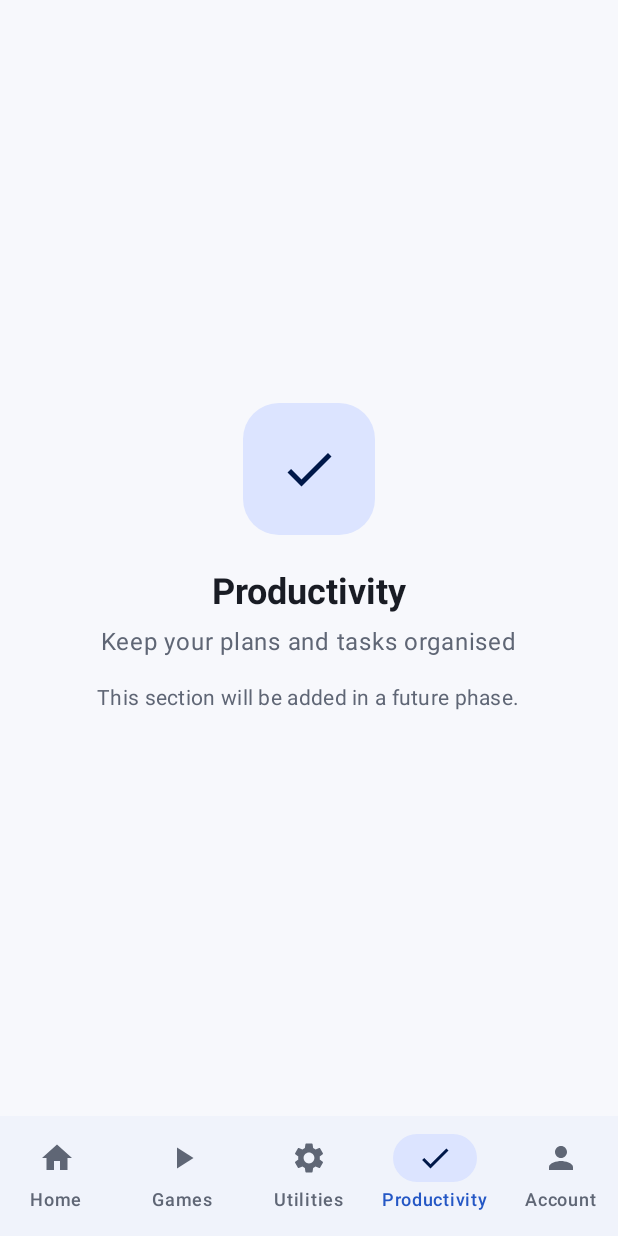
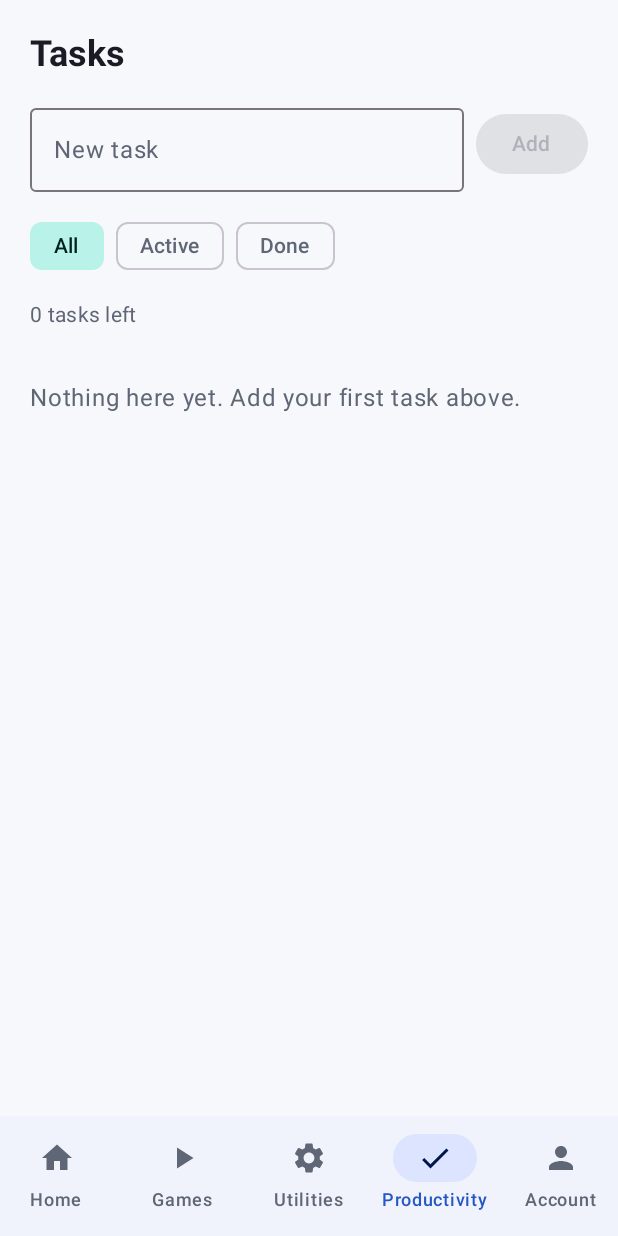
Before and after one commit to ganjirk/MPA-Android, an Android app built with Jetpack Compose: the screen it shows after launch (MainActivity), item 4 of the bottom bar chosen, on a phone screen of 412 x 824 dp. Run offline under Robolectric (Android 15) with nearby library versions, the phone set to English and light mode, and no system bars.

Commit message:
feat: add a local to-do list to the Productivity tab
- core: Task model, pure TaskOperations, and TaskCodec for the stored text format
- data: TaskRepository interface with a DataStore implementation (on-device only)
- ui: TasksViewModel and ProductivityScreen with add, complete, delete, filters
  and clear-completed
- Unit tests for the operations, codec and ViewModel

Co-Authored-By: Claude Sonnet 5.5 <noreply@anthropic.com>
Claude-Session: https://claude.ai/code/session_014mPfJr2RazdBLB1QsRvuNc

```diff
--- a/app/build.gradle.kts
+++ b/app/build.gradle.kts
@@ -45,6 +45,8 @@ dependencies {
     implementation(libs.androidx.compose.ui.graphics)
     implementation(libs.androidx.compose.ui.tooling.preview)
     implementation(libs.androidx.core.ktx)
+    implementation(libs.androidx.datastore.preferences)
+    implementation(libs.kotlinx.coroutines.core)
     implementation(libs.androidx.lifecycle.runtime.ktx)
     implementation(libs.androidx.lifecycle.viewmodel.compose)
     implementation(libs.androidx.navigation.compose)
--- /dev/null
+++ b/app/src/main/java/com/grk/mpa/app/core/TaskCodec.kt
@@ -0,0 +1,39 @@
+package com.grk.mpa.app.core
+
+import java.net.URLDecoder
+import java.net.URLEncoder
+
+/**
+ * Stores a task list as plain text, one task per line:
+ * `id <TAB> done <TAB> createdAtMillis <TAB> url-encoded title`.
+ * The title is URL-encoded, so tabs and line breaks in it cannot break the format.
+ * Lines that cannot be read are skipped rather than failing the whole list.
+ */
+object TaskCodec {
+    private const val SEPARATOR = '\t'
+    private const val CHARSET = "UTF-8"
+
+    fun encode(tasks: List<Task>): String = tasks.joinToString("\n") { task ->
+        listOf(
+            task.id.toString(),
+            task.isDone.toString(),
+            task.createdAtMillis.toString(),
+            URLEncoder.encode(task.title, CHARSET)
+        ).joinToString(SEPARATOR.toString())
+    }
+
+    fun decode(text: String): List<Task> = text.lineSequence().mapNotNull { line ->
+        val parts = line.split(SEPARATOR)
+        if (parts.size != 4) return@mapNotNull null
+        val id = parts[0].toLongOrNull() ?: return@mapNotNull null
+        val done = when (parts[1]) {
+            "true" -> true
+            "false" -> false
+            else -> return@mapNotNull null
+        }
+        val created = parts[2].toLongOrNull() ?: return@mapNotNull null
+        val title = runCatching { URLDecoder.decode(parts[3], CHARSET) }.getOrNull()
+            ?.takeIf { it.isNotBlank() } ?: return@mapNotNull null
+        Task(id, title, done, created)
+    }.toList()
+}
--- /dev/null
+++ b/app/src/main/java/com/grk/mpa/app/core/TaskOperations.kt
@@ -0,0 +1,31 @@
+package com.grk.mpa.app.core
+
+/** Pure functions on an immutable task list. */
+object TaskOperations {
+    const val MAX_TITLE_LENGTH = 100
+
+    /** Trims, collapses whitespace and limits the length; null when nothing is left. */
+    fun normalizeTitle(raw: String): String? =
+        raw.trim().replace(Regex("\\s+"), " ").take(MAX_TITLE_LENGTH).trim().takeIf { it.isNotEmpty() }
+
+    fun add(tasks: List<Task>, rawTitle: String, nowMillis: Long): List<Task> {
+        val title = normalizeTitle(rawTitle) ?: return tasks
+        val nextId = (tasks.maxOfOrNull { it.id } ?: 0L) + 1
+        return tasks + Task(id = nextId, title = title, isDone = false, createdAtMillis = nowMillis)
+    }
+
+    fun toggle(tasks: List<Task>, id: Long): List<Task> =
+        tasks.map { if (it.id == id) it.copy(isDone = !it.isDone) else it }
+
+    fun delete(tasks: List<Task>, id: Long): List<Task> = tasks.filterNot { it.id == id }
+
+    fun clearCompleted(tasks: List<Task>): List<Task> = tasks.filterNot { it.isDone }
+
+    fun filter(tasks: List<Task>, filter: TaskFilter): List<Task> = when (filter) {
+        TaskFilter.ALL -> tasks
+        TaskFilter.ACTIVE -> tasks.filterNot { it.isDone }
+        TaskFilter.DONE -> tasks.filter { it.isDone }
+    }
+
+    fun activeCount(tasks: List<Task>): Int = tasks.count { !it.isDone }
+}
--- /dev/null
+++ b/app/src/main/java/com/grk/mpa/app/data/DataStoreTaskRepository.kt
@@ -0,0 +1,24 @@
+package com.grk.mpa.app.data
+
+import android.content.Context
+import androidx.datastore.preferences.core.edit
+import androidx.datastore.preferences.core.stringPreferencesKey
+import androidx.datastore.preferences.preferencesDataStore
+import com.grk.mpa.app.core.Task
+import com.grk.mpa.app.core.TaskCodec
+import kotlinx.coroutines.flow.first
+
+private val Context.taskDataStore by preferencesDataStore(name = "tasks")
+
+/** Stores tasks on the device with Jetpack DataStore. Nothing is sent over the network. */
+class DataStoreTaskRepository(context: Context) : TaskRepository {
+    private val dataStore = context.applicationContext.taskDataStore
+    private val key = stringPreferencesKey("tasks_v1")
+
+    override suspend fun load(): List<Task> =
+        TaskCodec.decode(dataStore.data.first()[key].orEmpty())
+
+    override suspend fun save(tasks: List<Task>) {
+        dataStore.edit { it[key] = TaskCodec.encode(tasks) }
+    }
+}
--- /dev/null
+++ b/app/src/main/java/com/grk/mpa/app/data/TaskRepository.kt
@@ -0,0 +1,9 @@
+package com.grk.mpa.app.data
+
+import com.grk.mpa.app.core.Task
+
+/** Where tasks are stored. The UI only depends on this interface. */
+interface TaskRepository {
+    suspend fun load(): List<Task>
+    suspend fun save(tasks: List<Task>)
+}
--- a/app/src/main/java/com/grk/mpa/app/ui/navigation/MpaNavHost.kt
+++ b/app/src/main/java/com/grk/mpa/app/ui/navigation/MpaNavHost.kt
@@ -8,6 +8,7 @@ import androidx.navigation.compose.composable
 import com.grk.mpa.app.ui.common.PlaceholderScreen
 import com.grk.mpa.app.ui.games.GamesScreen
 import com.grk.mpa.app.ui.home.HomeScreen
+import com.grk.mpa.app.ui.productivity.ProductivityScreen
 import com.grk.mpa.app.ui.utilities.UtilitiesScreen
 
 @Composable
@@ -26,8 +27,9 @@ fun MpaNavHost(
         }
         composable(Destination.GAMES.route) { GamesScreen() }
         composable(Destination.UTILITIES.route) { UtilitiesScreen() }
+        composable(Destination.PRODUCTIVITY.route) { ProductivityScreen() }
         Destination.sections
-            .filter { it != Destination.GAMES && it != Destination.UTILITIES }
+            .filter { it != Destination.GAMES && it != Destination.UTILITIES && it != Destination.PRODUCTIVITY }
             .forEach { destination ->
                 composable(destination.route) {
                     PlaceholderScreen(destination)
--- /dev/null
+++ b/app/src/main/java/com/grk/mpa/app/ui/productivity/ProductivityScreen.kt
@@ -0,0 +1,140 @@
+package com.grk.mpa.app.ui.productivity
+
+import androidx.compose.foundation.layout.Arrangement
+import androidx.compose.foundation.layout.Column
+import androidx.compose.foundation.layout.Row
+import androidx.compose.foundation.layout.fillMaxSize
+import androidx.compose.foundation.layout.fillMaxWidth
+import androidx.compose.foundation.layout.padding
+import androidx.compose.foundation.lazy.LazyColumn
+import androidx.compose.foundation.lazy.items
+import androidx.compose.foundation.text.KeyboardActions
+import androidx.compose.foundation.text.KeyboardOptions
+import androidx.compose.material.icons.Icons
+import androidx.compose.material.icons.filled.Delete
+import androidx.compose.material3.Button
+import androidx.compose.material3.Checkbox
+import androidx.compose.material3.FilterChip
+import androidx.compose.material3.Icon
+import androidx.compose.material3.IconButton
+import androidx.compose.material3.MaterialTheme
+import androidx.compose.material3.OutlinedTextField
+import androidx.compose.material3.Text
+import androidx.compose.material3.TextButton
+import androidx.compose.runtime.Composable
+import androidx.compose.ui.Alignment
+import androidx.compose.ui.Modifier
+import androidx.compose.ui.res.pluralStringResource
+import androidx.compose.ui.res.stringResource
+import androidx.compose.ui.text.font.FontWeight
+import androidx.compose.ui.text.input.ImeAction
+import androidx.compose.ui.text.style.TextDecoration
+import androidx.compose.ui.unit.dp
+import androidx.lifecycle.ViewModelProvider.AndroidViewModelFactory.Companion.APPLICATION_KEY
+import androidx.lifecycle.viewmodel.compose.viewModel
+import androidx.lifecycle.viewmodel.initializer
+import androidx.lifecycle.viewmodel.viewModelFactory
+import com.grk.mpa.app.R
+import com.grk.mpa.app.core.TaskFilter
+import com.grk.mpa.app.data.DataStoreTaskRepository
+
+private val tasksViewModelFactory = viewModelFactory {
+    initializer {
+        TasksViewModel(DataStoreTaskRepository(checkNotNull(this[APPLICATION_KEY])))
+    }
+}
+
+@Composable
+fun ProductivityScreen(
+    modifier: Modifier = Modifier,
+    viewModel: TasksViewModel = viewModel(factory = tasksViewModelFactory)
+) {
+    Column(
+        modifier
+            .fillMaxSize()
+            .padding(horizontal = 20.dp)
+            .padding(top = 20.dp),
+        verticalArrangement = Arrangement.spacedBy(12.dp)
+    ) {
+        Text(
+            stringResource(R.string.tasks_title),
+            style = MaterialTheme.typography.headlineSmall,
+            fontWeight = FontWeight.Bold,
+            color = MaterialTheme.colorScheme.onBackground
+        )
+        Row(horizontalArrangement = Arrangement.spacedBy(8.dp), verticalAlignment = Alignment.CenterVertically) {
+            OutlinedTextField(
+                value = viewModel.newTitle,
+                onValueChange = viewModel::onNewTitleChange,
+                modifier = Modifier.weight(1f),
+                label = { Text(stringResource(R.string.tasks_new_label)) },
+                singleLine = true,
+                enabled = viewModel.isLoaded,
+                keyboardOptions = KeyboardOptions(imeAction = ImeAction.Done),
+                keyboardActions = KeyboardActions(onDone = { viewModel.addTask() })
+            )
+            Button(onClick = viewModel::addTask, enabled = viewModel.canAdd) {
+                Text(stringResource(R.string.tasks_add))
+            }
+        }
+        Row(horizontalArrangement = Arrangement.spacedBy(8.dp)) {
+            TaskFilter.entries.forEach { filter ->
+                FilterChip(
+                    selected = filter == viewModel.filter,
+                    onClick = { viewModel.onFilterChange(filter) },
+                    label = { Text(stringResource(filter.labelRes())) }
+                )
+            }
+        }
+        Row(Modifier.fillMaxWidth(), verticalAlignment = Alignment.CenterVertically) {
+            Text(
+                pluralStringResource(R.plurals.tasks_remaining, viewModel.activeCount, viewModel.activeCount),
+                style = MaterialTheme.typography.bodyMedium,
+                color = MaterialTheme.colorScheme.onSurfaceVariant,
+                modifier = Modifier.weight(1f)
+            )
+            if (viewModel.hasCompleted) {
+                TextButton(onClick = viewModel::clearCompleted) {
+                    Text(stringResource(R.string.tasks_clear_completed))
+                }
+            }
+        }
+        val visible = viewModel.visibleTasks
+        if (visible.isEmpty()) {
+            Text(
+                stringResource(if (viewModel.isLoaded) R.string.tasks_empty else R.string.tasks_loading),
+                style = MaterialTheme.typography.bodyLarge,
+                color = MaterialTheme.colorScheme.onSurfaceVariant,
+                modifier = Modifier.padding(top = 24.dp)
+            )
+        } else {
+            LazyColumn(
+                Modifier.fillMaxSize(),
+                verticalArrangement = Arrangement.spacedBy(2.dp)
+            ) {
+                items(visible, key = { it.id }) { task ->
+                    Row(Modifier.fillMaxWidth(), verticalAlignment = Alignment.CenterVertically) {
+                        Checkbox(checked = task.isDone, onCheckedChange = { viewModel.toggle(task.id) })
+                        Text(
+                            task.title,
+                            modifier = Modifier.weight(1f),
+                            style = MaterialTheme.typography.bodyLarge,
+                            textDecoration = if (task.isDone) TextDecoration.LineThrough else null,
+                            color = if (task.isDone) MaterialTheme.colorScheme.onSurfaceVariant
+                            else MaterialTheme.colorScheme.onBackground
+                        )
+                        IconButton(onClick = { viewModel.delete(task.id) }) {
+                            Icon(Icons.Filled.Delete, contentDescription = stringResource(R.string.tasks_delete))
+                        }
+                    }
+                }
+            }
+        }
+    }
+}
+
+private fun TaskFilter.labelRes(): Int = when (this) {
+    TaskFilter.ALL -> R.string.tasks_filter_all
+    TaskFilter.ACTIVE -> R.string.tasks_filter_active
+    TaskFilter.DONE -> R.string.tasks_filter_done
+}
--- /dev/null
+++ b/app/src/main/java/com/grk/mpa/app/ui/productivity/TasksViewModel.kt
@@ -0,0 +1,72 @@
+package com.grk.mpa.app.ui.productivity
+
+import androidx.compose.runtime.getValue
+import androidx.compose.runtime.mutableStateOf
+import androidx.compose.runtime.setValue
+import androidx.lifecycle.ViewModel
+import androidx.lifecycle.viewModelScope
+import com.grk.mpa.app.core.Task
+import com.grk.mpa.app.core.TaskFilter
+import com.grk.mpa.app.core.TaskOperations
+import com.grk.mpa.app.data.TaskRepository
+import kotlinx.coroutines.CoroutineScope
+import kotlinx.coroutines.launch
+
+/**
+ * @param coroutineScope scope used for storage calls; null means [viewModelScope]. Tests pass their own.
+ */
+class TasksViewModel(
+    private val repository: TaskRepository,
+    private val coroutineScope: CoroutineScope? = null,
+    private val clock: () -> Long = System::currentTimeMillis
+) : ViewModel() {
+    private val scope: CoroutineScope get() = coroutineScope ?: viewModelScope
+
+    var tasks by mutableStateOf<List<Task>>(emptyList())
+        private set
+    var isLoaded by mutableStateOf(false)
+        private set
+    var newTitle by mutableStateOf("")
+        private set
+    var filter by mutableStateOf(TaskFilter.ALL)
+        private set
+
+    val visibleTasks: List<Task> get() = TaskOperations.filter(tasks, filter)
+    val activeCount: Int get() = TaskOperations.activeCount(tasks)
+    val hasCompleted: Boolean get() = tasks.any { it.isDone }
+    val canAdd: Boolean get() = isLoaded && TaskOperations.normalizeTitle(newTitle) != null
+
+    init {
+        scope.launch {
+            tasks = repository.load()
+            isLoaded = true
+        }
+    }
+
+    fun onNewTitleChange(text: String) {
+        newTitle = text.take(TaskOperations.MAX_TITLE_LENGTH)
+    }
+
+    fun onFilterChange(newFilter: TaskFilter) {
+        filter = newFilter
+    }
+
+    fun addTask() {
+        if (!canAdd) return
+        update(TaskOperations.add(tasks, newTitle, clock()))
+        newTitle = ""
+    }
+
+    fun toggle(id: Long) = update(TaskOperations.toggle(tasks, id))
+
+    fun delete(id: Long) = update(TaskOperations.delete(tasks, id))
+
+    fun clearCompleted() = update(TaskOperations.clearCompleted(tasks))
+
+    /** Shows the change immediately and saves it in the background. */
+    private fun update(newTasks: List<Task>) {
+        if (!isLoaded) return
+        tasks = newTasks
+        scope.launch { repository.save(newTasks) }
+    }
+}
--- /dev/null
+++ b/app/src/main/res/values/strings_productivity.xml
@@ -0,0 +1,16 @@
+<resources>
+    <string name="tasks_title">Tasks</string>
+    <string name="tasks_new_label">New task</string>
+    <string name="tasks_add">Add</string>
+    <string name="tasks_filter_all">All</string>
+    <string name="tasks_filter_active">Active</string>
+    <string name="tasks_filter_done">Done</string>
+    <string name="tasks_clear_completed">Clear done</string>
+    <string name="tasks_delete">Delete task</string>
+    <string name="tasks_empty">Nothing here yet. Add your first task above.</string>
+    <string name="tasks_loading">Loading…</string>
+    <plurals name="tasks_remaining">
+        <item quantity="one">%1$d task left</item>
+        <item quantity="other">%1$d tasks left</item>
+    </plurals>
+</resources>
--- a/gradle/libs.versions.toml
+++ b/gradle/libs.versions.toml
@@ -10,6 +10,8 @@ kotlin = "2.2.10"
 composeBom = "2026.02.01"
 navigationCompose = "2.9.0"
 lifecycleViewmodelCompose = "2.9.0"
+datastore = "1.1.1"
+coroutines = "1.10.1"
 
 [libraries]
 androidx-core-ktx = { group = "androidx.core", name = "core-ktx", version.ref = "coreKtx" }
@@ -28,6 +30,8 @@ androidx-compose-ui-test-junit4 = { group = "androidx.compose.ui", name = "ui-te
 androidx-navigation-compose = { group = "androidx.navigation", name = "navigation-compose", version.ref = "navigationCompose" }
 androidx-compose-material-icons-core = { group = "androidx.compose.material", name = "material-icons-core" }
 androidx-lifecycle-viewmodel-compose = { group = "androidx.lifecycle", name = "lifecycle-viewmodel-compose", version.ref = "lifecycleViewmodelCompose" }
+androidx-datastore-preferences = { group = "androidx.datastore", name = "datastore-preferences", version.ref = "datastore" }
+kotlinx-coroutines-core = { group = "org.jetbrains.kotlinx", name = "kotlinx-coroutines-core", version.ref = "coroutines" }
 androidx-compose-material3 = { group = "androidx.compose.material3", name = "material3" }
 
 [plugins]
```
Also changed, not shown: app/src/main/java/com/grk/mpa/app/core/Task.kt (added, +10 -0 lines), 4 other files.
